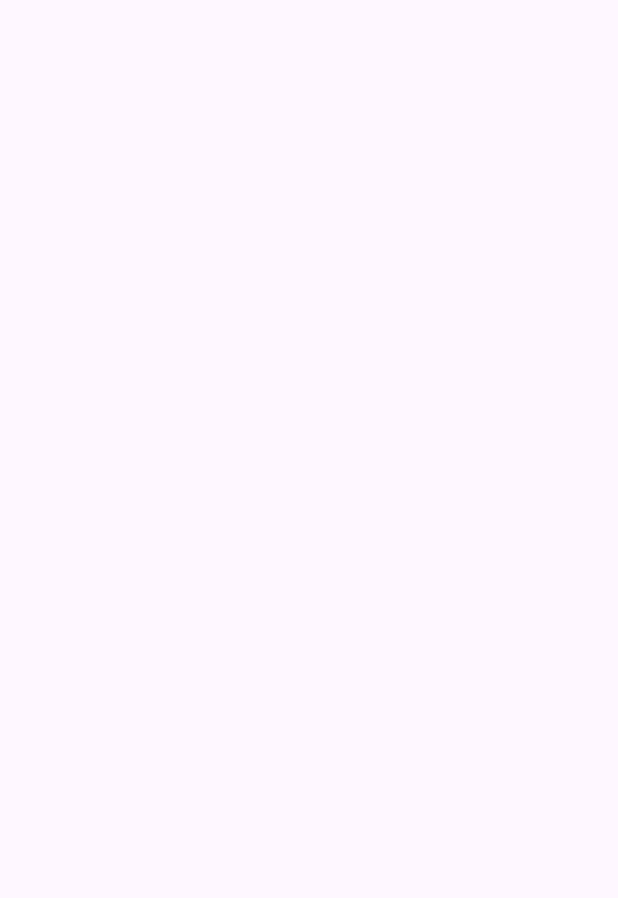
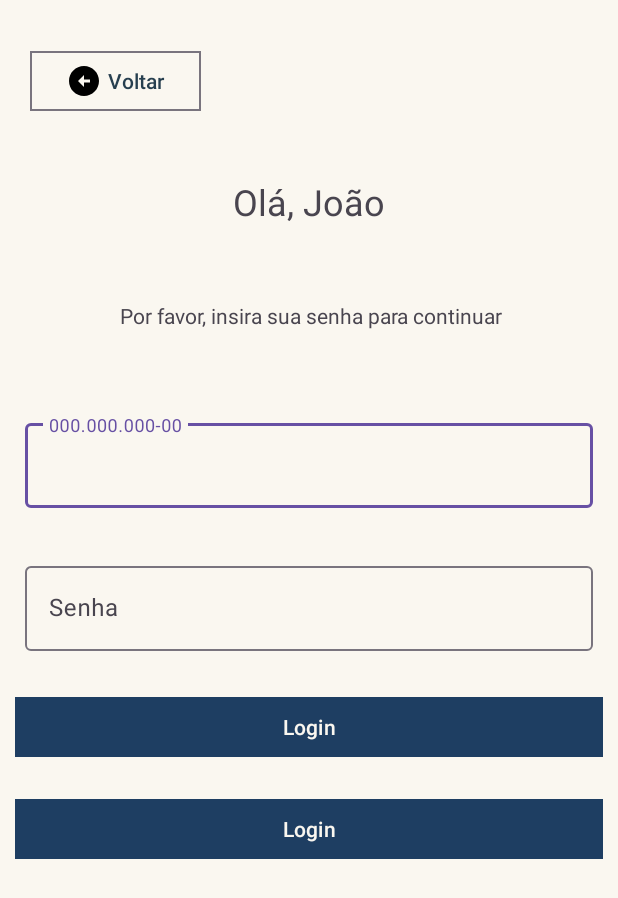
Before and after one commit to 0303-arch/BikeApp, an Android app: the RecuperarSenha2Activity screen opened directly, with no data from a screen before it, on a phone screen of 412 x 824 dp. Before the commit the part shown is empty. Shown: the top 898 px of the screen. Run offline under Robolectric (Android 15) with nearby library versions, the phone set to English and light mode, and no system bars.

```diff
--- a/app/src/main/res/layout/recuperar_senha2_layout.xml
+++ b/app/src/main/res/layout/recuperar_senha2_layout.xml
@@ -1,10 +1,88 @@
 <?xml version="1.0" encoding="utf-8"?>
-<androidx.constraintlayout.widget.ConstraintLayout xmlns:android="http://schemas.android.com/apk/res/android"
+<LinearLayout xmlns:android="http://schemas.android.com/apk/res/android"
     xmlns:app="http://schemas.android.com/apk/res-auto"
     xmlns:tools="http://schemas.android.com/tools"
     android:id="@+id/main"
     android:layout_width="match_parent"
     android:layout_height="match_parent"
+    android:background="#FAF7F0"
+    android:orientation="vertical"
     tools:context=".RecuperarSenha2Activity">
 
-</androidx.constraintlayout.widget.ConstraintLayout>
+    <com.google.android.material.button.MaterialButton
+        style="?attr/materialButtonOutlinedStyle"
+        android:layout_width="wrap_content"
+        android:layout_height="wrap_content"
+        android:layout_marginStart="20dp"
+        android:layout_marginTop="30dp"
+        android:drawableLeft="@drawable/baseline_arrow_circle_left"
+        android:text="Voltar"
+        android:textColor="#273F4F"
+        app:cornerRadius="0dp" />
+
+    <TextView
+        android:layout_width="wrap_content"
+        android:layout_height="wrap_content"
+        android:layout_gravity="center"
+        android:layout_marginTop="40dp"
+        android:text="Olá, João"
+        android:textSize="24sp" />
+
+    <TextView
+        android:layout_width="300sp"
+        android:layout_height="wrap_content"
+        android:layout_marginStart="80dp"
+        android:layout_marginTop="50dp"
+        android:layout_marginBottom="40dp"
+        android:text="Por favor, insira sua senha para continuar" />
+
+    <com.google.android.material.textfield.TextInputLayout
+        android:layout_width="match_parent"
+        android:layout_height="wrap_content"
+        android:layout_margin="1dp"
+        android:hint="000.000.000-00"
+        android:padding="15dp"
+        app:endIconMode="clear_text">
+
+        <com.google.android.material.textfield.TextInputEditText
+            android:layout_width="match_parent"
+            android:layout_height="wrap_content" />
+
+    </com.google.android.material.textfield.TextInputLayout>
+
+    <com.google.android.material.textfield.TextInputLayout
+
+        android:layout_width="match_parent"
+        android:layout_height="wrap_content"
+        android:layout_margin="1dp"
+        android:layout_marginTop="25dp"
+        android:hint="Senha"
+        android:padding="15dp"
+        app:endIconMode="clear_text">
+
+        <com.google.android.material.textfield.TextInputEditText
+            android:layout_width="match_parent"
+            android:layout_height="wrap_content" />
+
+    </com.google.android.material.textfield.TextInputLayout>
+
+    <com.google.android.material.button.MaterialButton
+        android:layout_width="match_parent"
+        android:layout_height="wrap_content"
+        android:layout_margin="10dp"
+        android:backgroundTint="#1E3E62"
+        android:text="Login"
+        android:textColor="#FAF7F0"
+        app:cornerRadius="0dp" />
+
+    <com.google.android.material.button.MaterialButton
+        android:layout_width="match_parent"
+        android:layout_height="wrap_content"
+        android:layout_margin="10dp"
+        android:backgroundTint="#1E3E62"
+        android:text="Login"
+        android:textColor="#FAF7F0"
+        app:cornerRadius="0dp" />
+
+
+</LinearLayout>
```
